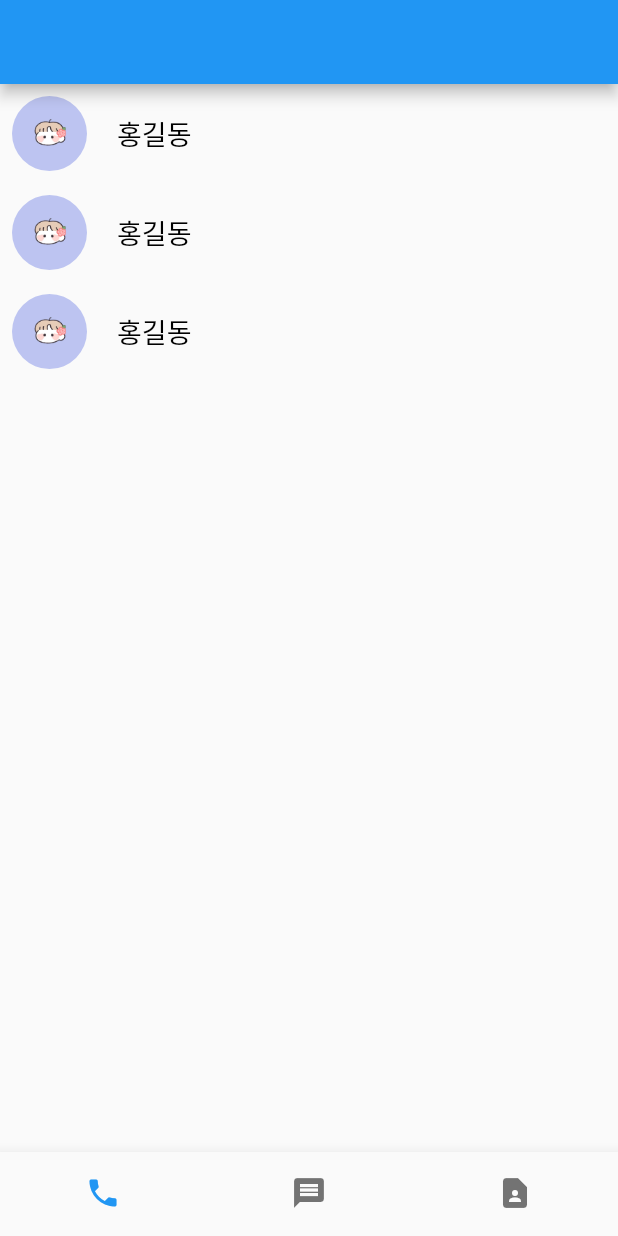
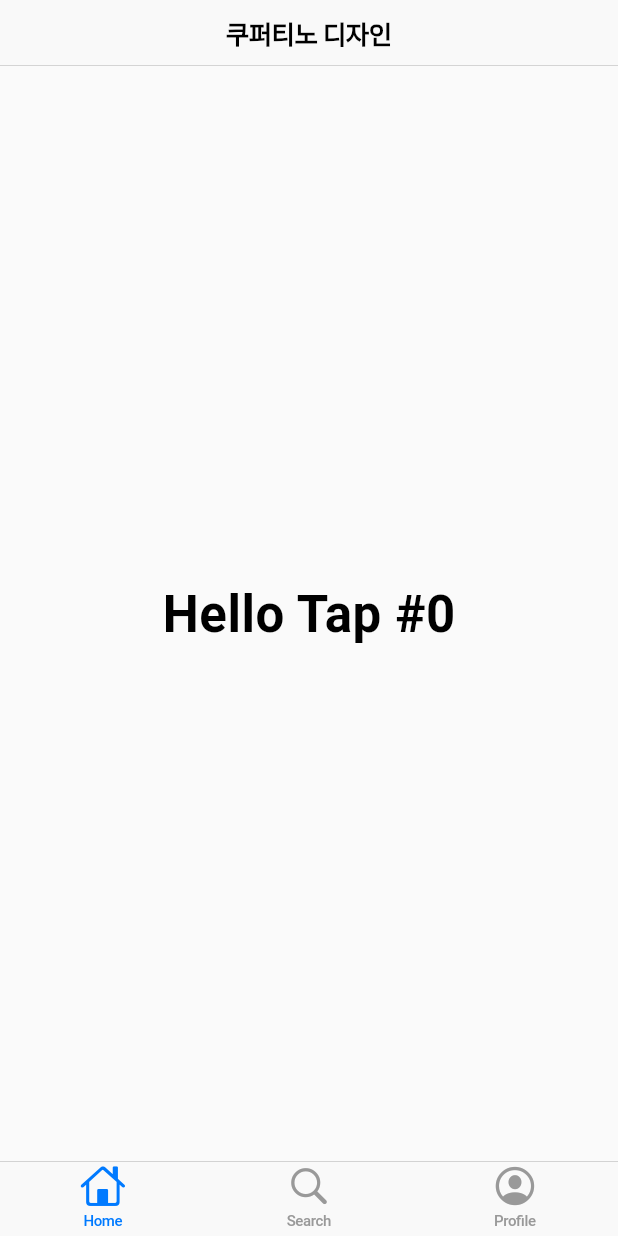
Before and after one commit to omh02033/flutterStudy, a Flutter app: the screen it shows after launch, on a phone screen of 412 x 824 dp. Run offline on Flutter 3.47's test engine with Material 2 defaults, Android fonts, the light colour scheme and no system bars.

Commit message:
feat: cupertino tab bar

```diff
--- a/lib/main.dart
+++ b/lib/main.dart
@@ -1,3 +1,4 @@
+import 'package:flutter/cupertino.dart';
 import 'package:flutter/material.dart';
 
 void main() => runApp(const MyApp());
@@ -5,66 +6,61 @@ void main() => runApp(const MyApp());
 class MyApp extends StatelessWidget {
   const MyApp({Key? key}) : super(key: key);
 
+  static const String _title = 'Flutter Code Sample';
+
   @override
   Widget build(BuildContext context) {
-    return MaterialApp(
-      home: Scaffold(
-        appBar: AppBar(),
-        body: ListView(
-          children: [
-            UserField(),
-            UserField(),
-            UserField(),
-          ],
-        ),
-        bottomNavigationBar: BottomNavigation(),
-      )
+    return const CupertinoApp(
+      title: _title,
+      home: MyStatefulWidget(),
     );
   }
 }
 
-class UserField extends StatelessWidget {
-  const UserField({Key? key}) : super(key: key);
+class MyStatefulWidget extends StatefulWidget {
+  const MyStatefulWidget({Key? key}) : super(key: key);
+
+  @override
+  State<MyStatefulWidget> createState() => _MyStatefulWidgetState();
+}
+
+class _MyStatefulWidgetState extends State<MyStatefulWidget> {
+  int idx = 0;
 
   @override
   Widget build(BuildContext context) {
-    return TextButton(
-      // padding: EdgeInsets.all(10),
-      onPressed: () { print("Hello"); },
-      child: Row(
-        children: [
-          ClipRRect(
-            borderRadius: BorderRadius.circular(50),
-            child: Image.asset('assets/background.png', width: 50),
+    return Scaffold(
+      appBar: CupertinoNavigationBar(
+        middle: Text('쿠퍼티노 디자인'),
+      ),
+      body: Center(
+        child: Text(
+          'Hello Tap #$idx',
+          style: CupertinoTheme.of(context).textTheme.navLargeTitleTextStyle,
+        ),
+      ),
+      bottomNavigationBar: CupertinoTabBar(
+        currentIndex: idx,
+        onTap: (i) {
+          setState(() {
+            idx = i;
+          });
+        },
+        items: [
+          BottomNavigationBarItem(
+            icon: Icon(CupertinoIcons.home),
+            label: 'Home'
           ),
-          SizedBox(
-            width: 20
+          BottomNavigationBarItem(
+            icon: Icon(CupertinoIcons.search),
+            label: 'Search'
           ),
-          Text('홍길동', style: TextStyle(
-            fontSize: 18,
-            color: Colors.black
-          ),)
+          BottomNavigationBarItem(
+            icon: Icon(CupertinoIcons.profile_circled),
+            label: 'Profile'
+          ),
         ],
       ),
     );
   }
 }
-
-class BottomNavigation extends StatelessWidget {
-  const BottomNavigation({Key? key}) : super(key: key);
-
-  @override
-  Widget build(BuildContext context) {
-    return Material(
-      child: BottomNavigationBar(
-      showUnselectedLabels: false,
-      showSelectedLabels: false,
-      items: [
-        BottomNavigationBarItem(icon: Icon(Icons.phone), label:'phone'),
-        BottomNavigationBarItem(icon: Icon(Icons.message), label:'message'),
-        BottomNavigationBarItem(icon: Icon(Icons.contact_page), label:'document'),
-      ],
-    ),
-    );
-  }
-}
```
Also changed, not shown: 2 other files.
